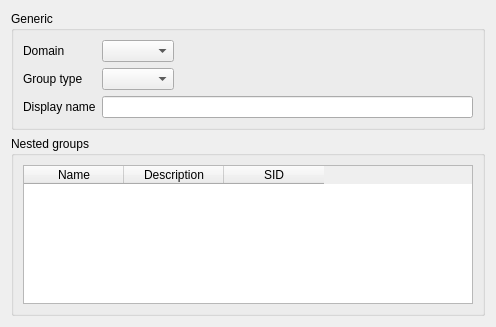
Qt form agent/src/clacks/agent/data/templates/default/group-samba.ui (gonicus/clacks) before a commit.
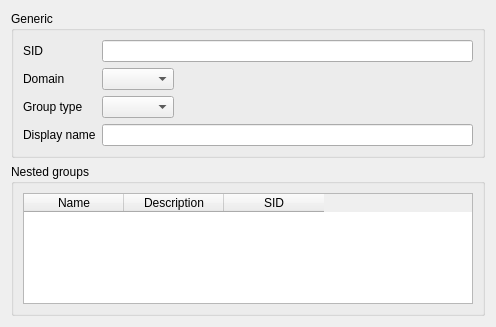
The same form after that commit. Icons and pictures are not drawn.

Commit message: Added SambaSID attribute view

Diff of the .ui file:
```diff
--- a/agent/src/clacks/agent/data/templates/default/group-samba.ui
+++ b/agent/src/clacks/agent/data/templates/default/group-samba.ui
@@ -29,36 +29,56 @@
         <property name="fieldGrowthPolicy">
          <enum>QFormLayout::ExpandingFieldsGrow</enum>
         </property>
-        <item row="0" column="0">
+        <item row="1" column="0">
          <widget class="QLabel" name="sambaDomainNameLabel">
           <property name="text">
            <string>Domain</string>
           </property>
          </widget>
         </item>
-        <item row="0" column="1">
+        <item row="1" column="1">
          <widget class="QComboBox" name="sambaDomainNameEdit"/>
         </item>
-        <item row="1" column="0">
+        <item row="2" column="0">
          <widget class="QLabel" name="sambaGroupTypeLabel">
           <property name="text">
            <string>Group type</string>
           </property>
          </widget>
         </item>
-        <item row="1" column="1">
+        <item row="2" column="1">
          <widget class="QComboBox" name="sambaGroupTypeEdit"/>
         </item>
-        <item row="2" column="0">
+        <item row="3" column="0">
          <widget class="QLabel" name="displayNameLabel">
           <property name="text">
            <string>Display name</string>
           </property>
          </widget>
         </item>
-        <item row="2" column="1">
+        <item row="3" column="1">
          <widget class="QLineEdit" name="displayNameEdit"/>
         </item>
+        <item row="0" column="1">
+         <widget class="QLineEdit" name="sambaSIDEdit">
+          <property name="text">
+           <string/>
+          </property>
+          <property name="readOnly">
+           <bool>true</bool>
+          </property>
+         </widget>
+        </item>
+        <item row="0" column="0">
+         <widget class="QLabel" name="label">
+          <property name="text">
+           <string>SID</string>
+          </property>
+          <property name="buddy">
+           <cstring>sambaSIDEdit</cstring>
+          </property>
+         </widget>
+        </item>
        </layout>
       </item>
      </layout>
```
Left out of the diff: 16 changed lines with no effect on the pictures.
